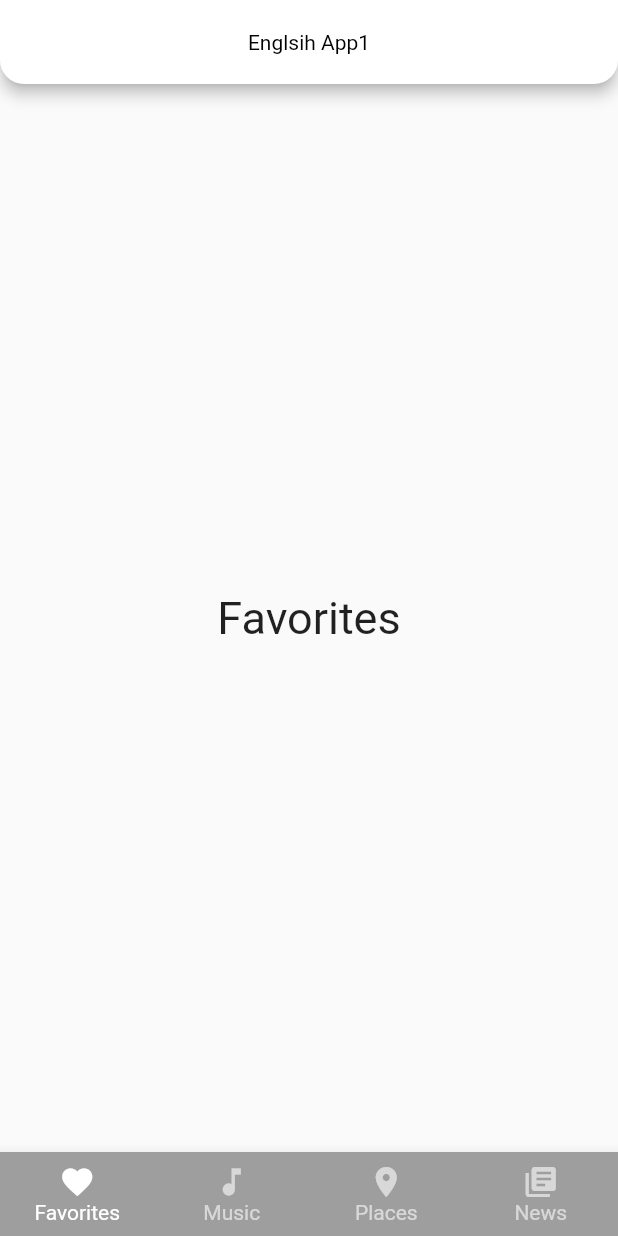
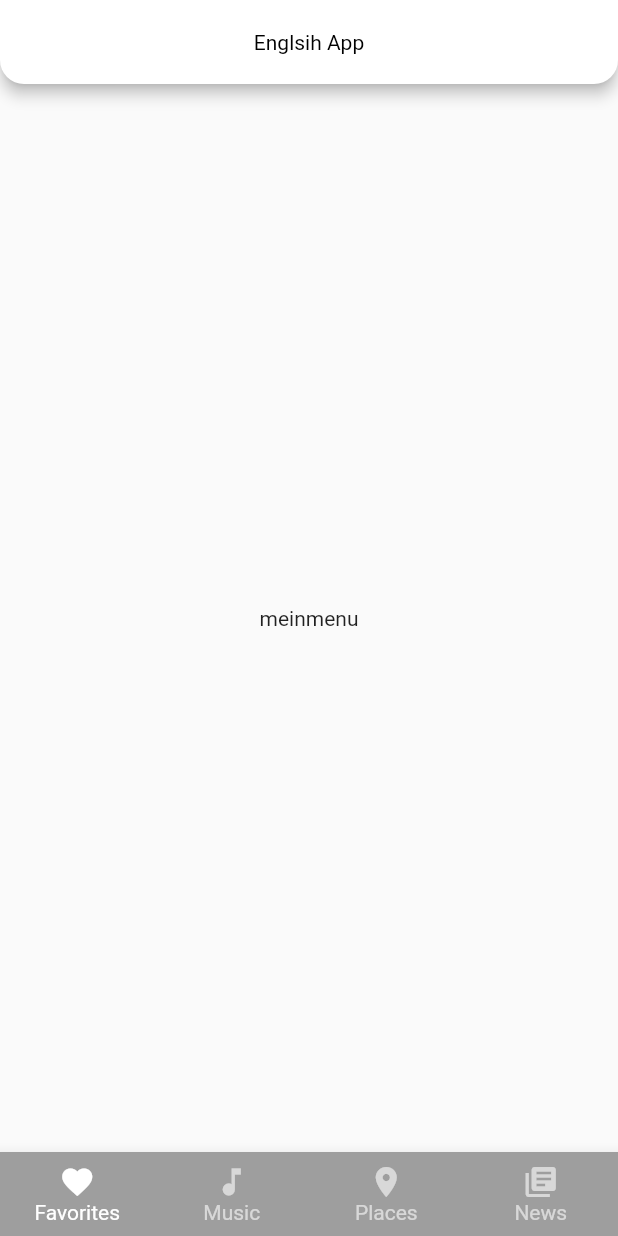
Before and after one commit to SeoDongSeuk/AppDevelopment, a Flutter app: the screen it shows after launch, on a phone screen of 412 x 824 dp. Run offline on Flutter 3.47's test engine with Material 2 defaults, Android fonts, the phone set to English and light mode, and no system bars.

Commit message:
add MainMenu.dart

```diff
--- a/lib/main.dart
+++ b/lib/main.dart
@@ -1,4 +1,4 @@
-import 'package:flutter/cupertino.dart';
+import 'package:eng_quiz_app/main_menu.dart';
 import 'package:flutter/material.dart';
 
 void main() {
@@ -31,7 +31,7 @@ class _MyHomePageState extends State<MyHomePage> {
     return Scaffold(
       appBar: AppBar(
         centerTitle: true,
-        title: Text('Englsih App1'),
+        title: Text('Englsih App'),
         backgroundColor: Colors.white,
         titleTextStyle: TextStyle(color: Colors.black),
         // shape 둥굴게 하기
@@ -77,10 +77,7 @@ class _MyHomePageState extends State<MyHomePage> {
   }
 
   List<dynamic> _widgetOptions = [
-    Text(
-      'Favorites',
-      style: TextStyle(fontSize: 30),
-    ),
+    MainMenu(),
     Text(
       'Music',
       style: TextStyle(fontSize: 30),
--- /dev/null
+++ b/lib/main_menu.dart
@@ -0,0 +1,15 @@
+import 'package:flutter/material.dart';
+
+class MainMenu extends StatefulWidget {
+  @override
+  _MainMenuState createState() => _MainMenuState();
+}
+
+class _MainMenuState extends State<MainMenu> {
+  @override
+  Widget build(BuildContext context) {
+    return Container(
+      child: Text("meinmenu"),
+    );
+  }
+}
```
